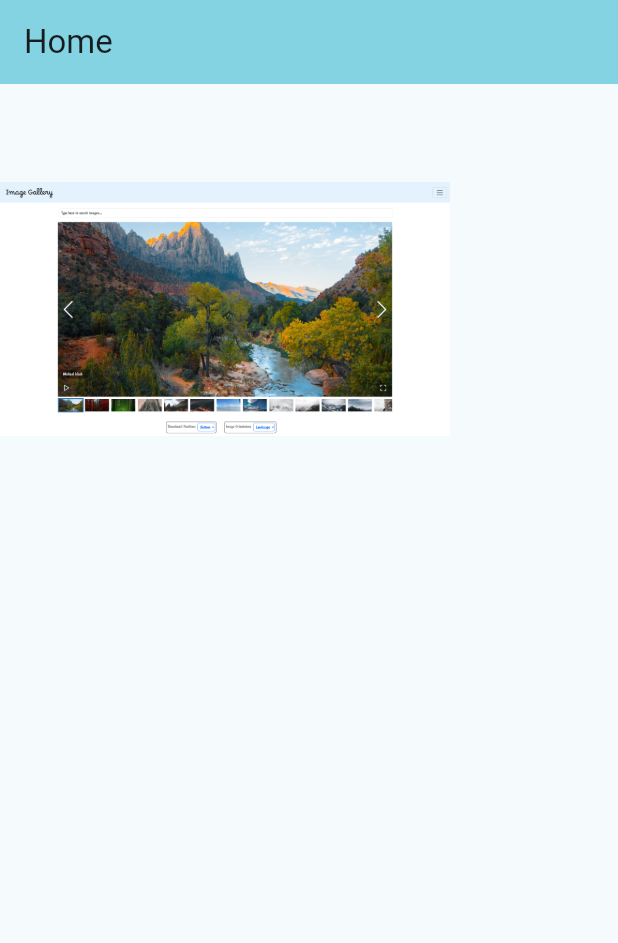
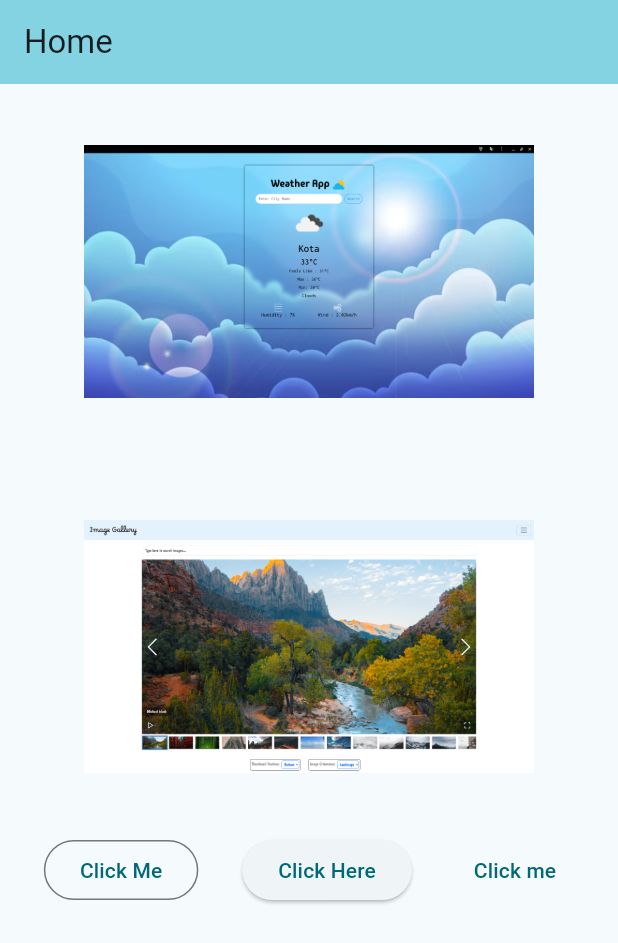
Before and after one commit to honeypathkar/Flutter-Practice-Project, a Flutter app: the screen it shows after launch, on a phone screen of 412 x 824 dp. Shown: the top 943 px of the screen. Run offline on Flutter 3.47's test engine with Material 3 defaults, Android fonts, the phone set to English and light mode, and no system bars.

Commit message:
Rows and Column in Flutter

```diff
--- a/lib/main.dart
+++ b/lib/main.dart
@@ -38,11 +38,64 @@ class _MyHomePageState extends State<MyHomePage> {
           title: Text(widget.title),
         ),
         // ignore: sized_box_for_whitespace
-        body: Container(
+        body: Column(
+          // mainAxisAlignment: MainAxisAlignment.center,
+          crossAxisAlignment: CrossAxisAlignment.stretch,
+          children: [
+            Column(
+              mainAxisAlignment: MainAxisAlignment.spaceAround,
+              children: [
+                // ignore: sized_box_for_whitespace
+                Container(
+                  width: 300,
+                  height: 250,
+                  child: Image.asset('assets/images/weather.png'),
+                ),
+                // ignore: sized_box_for_whitespace
+                Container(
+                  width: 300,
+                  height: 250,
+                  child: Image.asset('assets/images/imagegallery.png'),
+                ),
+              ],
+            ),
+            Row(
+              mainAxisAlignment: MainAxisAlignment.spaceEvenly,
+              children: [
+                OutlinedButton(
+                    onPressed: () {
+                      // ignore: avoid_print
+                      print('Outlined Button clicked');
+                    },
+                    child: const Text('Click Me')),
+                ElevatedButton(
+                    onPressed: () {
+                      // ignore: avoid_print
+                      print('Elevated Button Clicked!');
+                    },
+                    child: const Text(
+                      'Click Here',
+                    )),
+                TextButton(
+                  onPressed: () {
+                    // ignore: avoid_print
+                    print("Button Presed");
+                  },
+                  child: const Text('Click me'),
+                  onLongPress: () {
+                    // ignore: avoid_print
+                    print('Long Pressed');
+                  },
+                ),
+              ],
+            )
+          ],
+        ) /* Container(
           width: 300,
           height: 300,
           child: Image.asset('assets/images/imagegallery.png'),
-        ));
+        ) */
+        );
     /*  child: OutlinedButton(
               onPressed: () {
                 // ignore: avoid_print
```
